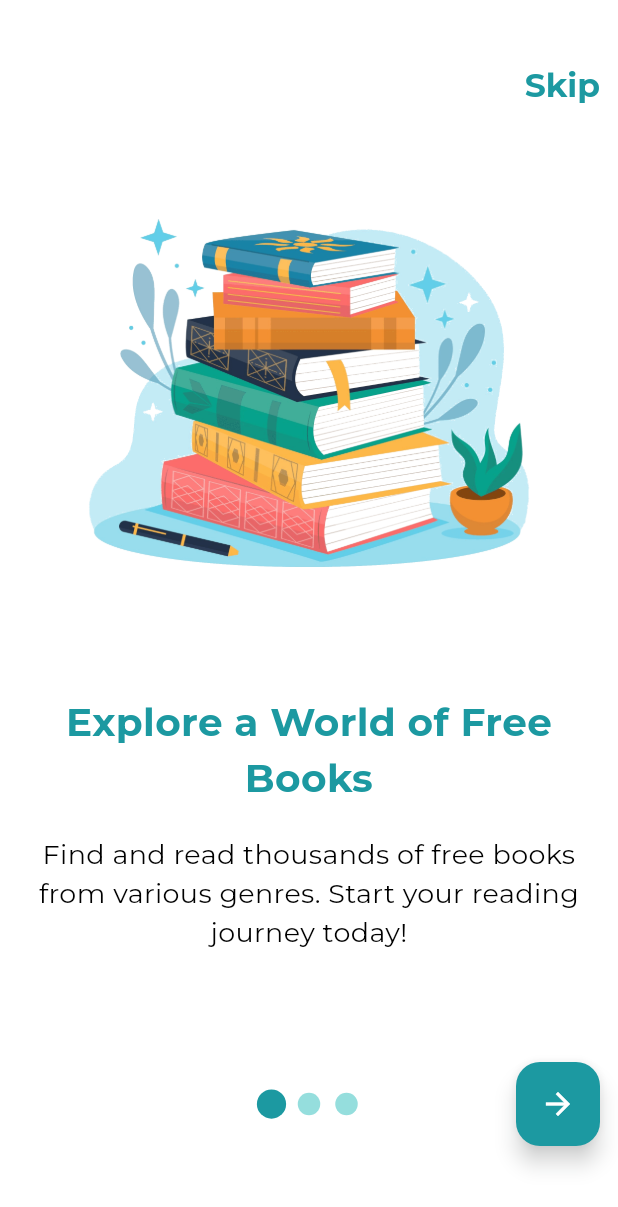
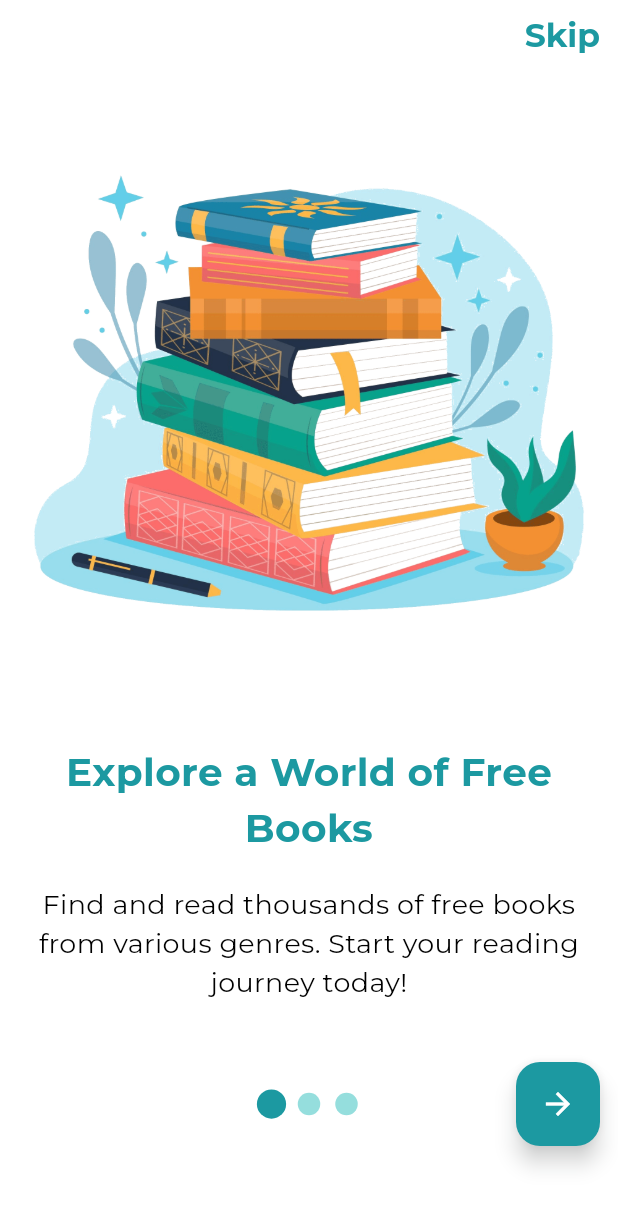
Before and after one commit to hebba-yasser/bookify, a Flutter app: the screen it shows after launch, on a phone screen of 412 x 824 dp. Shown: the top 1207 px of the screen. Run offline on Flutter 3.47's test engine with Material 3 defaults, Android fonts, the phone set to English and light mode, and no system bars; drawn by our look-alikes of smooth_page_indicator; our stand-ins replace animated_splash_screen, bloc, conditional_builder_null_safety, firebase_core, flutter_bloc, percent_indicator; accounts and stored records are empty; generated files the repository leaves out were written again; project files that could hold a hidden picture were left out.

Commit message:
Refactored onboarding images to use Expanded

```diff
--- a/lib/features/onboarding/presentation/views/widgets/onboarding_item.dart
+++ b/lib/features/onboarding/presentation/views/widgets/onboarding_item.dart
@@ -29,12 +29,10 @@ class OnboardingItem extends StatelessWidget {
             ),
           ),
         ),
-        Padding(
-          padding: const EdgeInsets.all(16),
+        Expanded(
           child: Image.asset(
             model.imagePath,
             fit: BoxFit.contain,
-            height: MediaQuery.sizeOf(context).height * .40,
           ),
         ),
         onboardingTextItem(model: model),
```
